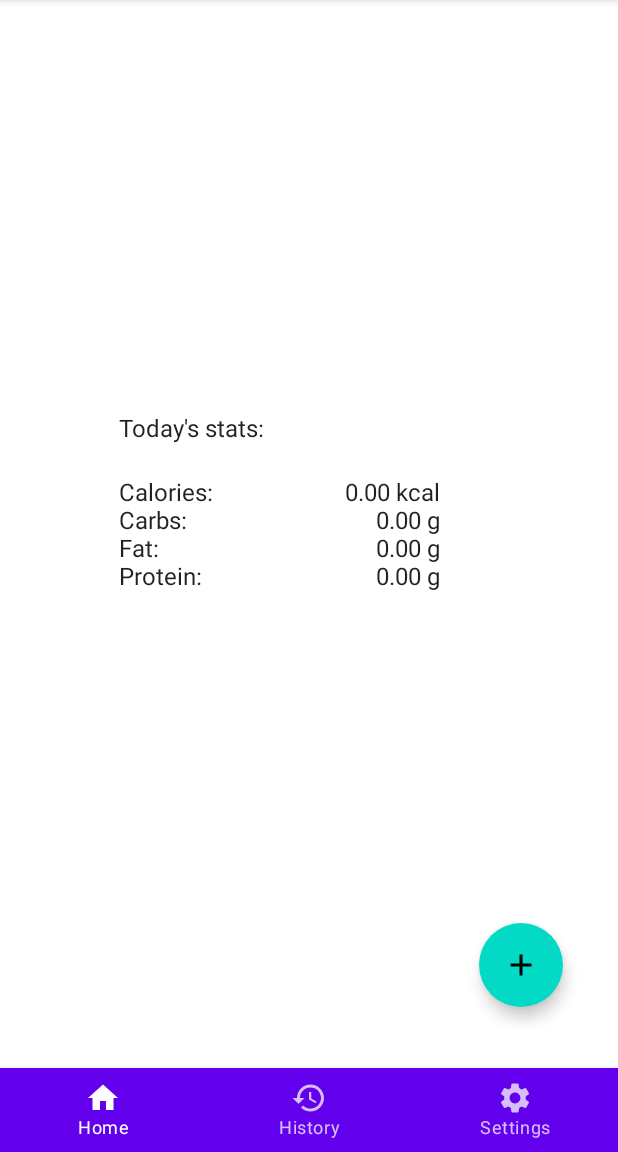
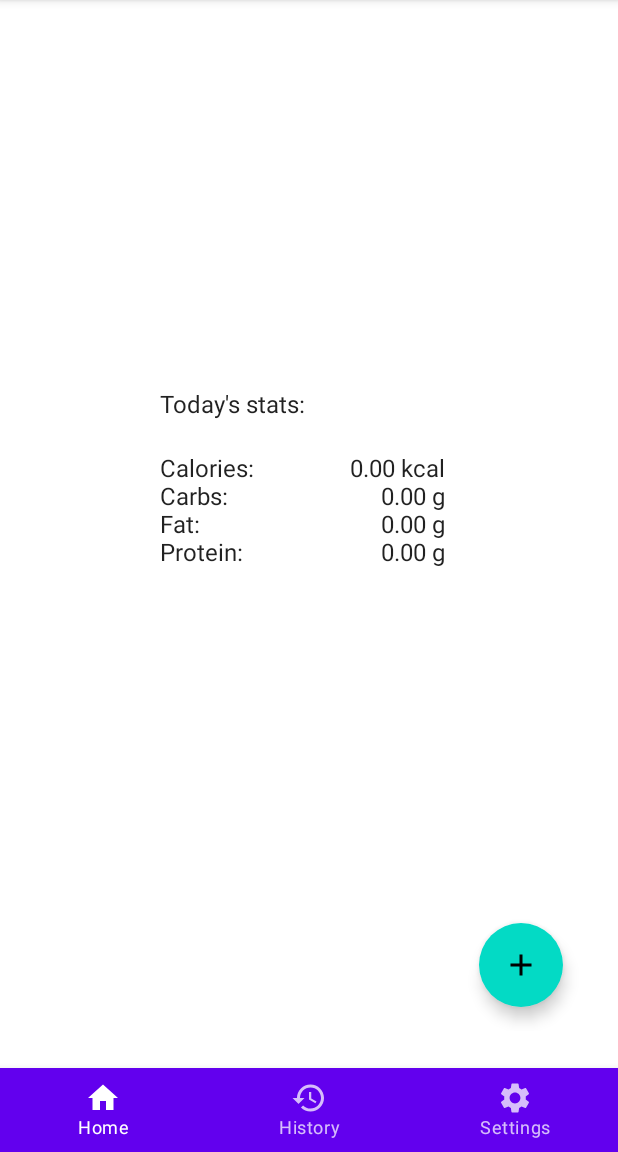
Before and after one commit to ZsoltDavid-epam/bench-caloriecalc, an Android app built with Jetpack Compose: the screen it shows after launch (MainActivity), on a phone screen of 412 x 824 dp, the part 84-1236 px from its top. Run offline under Robolectric (Android 15) with nearby library versions, the phone set to English and light mode, and no system bars; our stand-ins replace Dagger/Hilt's generated code, Room's generated code.

Commit message:
stats alignment without offsets

```diff
--- a/app/src/main/java/com/epam/caloriecalc/ui/home/HomeScreen.kt
+++ b/app/src/main/java/com/epam/caloriecalc/ui/home/HomeScreen.kt
@@ -48,18 +48,12 @@ fun HomeScreen(
 
         Column(
             modifier = Modifier
-                .fillMaxWidth(0.75f)
-                .fillMaxHeight(1f)
-                .offset(x = 32.dp, y = 16.dp),
+                .fillMaxWidth()
+                .fillMaxHeight(),
             verticalArrangement = Arrangement.Center,
             horizontalAlignment = Alignment.CenterHorizontally,
-
             ) {
-
-            TodayStats(dailyStat = intakeTodayStats)
-
-
+            TodayStats(modifier = Modifier.fillMaxWidth(0.5f), dailyStat = intakeTodayStats)
         }
-
     }
 }
--- a/app/src/main/java/com/epam/caloriecalc/ui/home/components/StatsTextRow.kt
+++ b/app/src/main/java/com/epam/caloriecalc/ui/home/components/StatsTextRow.kt
@@ -17,8 +17,7 @@ fun StatsTextRow(
     statAmount: Float
 ) {
     Row(
-        modifier = Modifier
-            .fillMaxWidth(0.75f),
+        modifier = Modifier.fillMaxWidth(),
         horizontalArrangement = Arrangement.SpaceBetween,
         verticalAlignment = Alignment.CenterVertically
     ) {
--- a/app/src/main/java/com/epam/caloriecalc/ui/home/components/TodayStats.kt
+++ b/app/src/main/java/com/epam/caloriecalc/ui/home/components/TodayStats.kt
@@ -1,9 +1,6 @@
 package com.epam.caloriecalc.ui.home.components
 
-import androidx.compose.foundation.layout.Row
-import androidx.compose.foundation.layout.Spacer
-import androidx.compose.foundation.layout.fillMaxWidth
-import androidx.compose.foundation.layout.height
+import androidx.compose.foundation.layout.*
 import androidx.compose.material.Text
 import androidx.compose.runtime.Composable
 import androidx.compose.ui.Modifier
@@ -15,12 +12,11 @@ import com.epam.caloriecalc.data.model.StatType
 
 @Composable
 fun TodayStats(
+    modifier: Modifier = Modifier,
     dailyStat: DailyStat
 ) {
-
-    Row(modifier = Modifier.fillMaxWidth(0.75f)) {
+    Column(modifier = modifier) {
         Text(text = stringResource(R.string.todays_stats) + ":")
-    }
 
         Spacer(modifier = Modifier.height(24.dp))
 
@@ -30,6 +26,5 @@ fun TodayStats(
             StatsTextRow(statType = StatType.Fat, statAmount = totalFat)
             StatsTextRow(statType = StatType.Protein, statAmount = totalProtein)
         }
-
-
     }
+}
```
Lines whose indentation alone changed are shown as unchanged.
